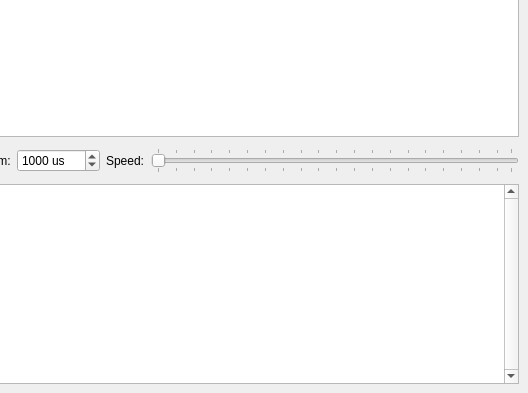
Lesterpig/dfss, file dfssd/gui/widget.ui: the form before one commit; both pictures show x 223 to 751 and y 202 to 595 of the 751 by 595 pixel window.
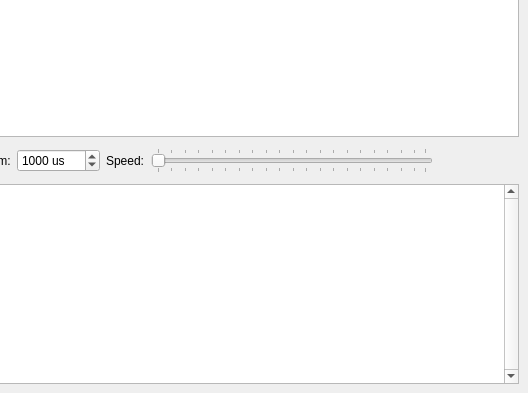
The form after the commit.

Patch:
```diff
--- a/dfssd/gui/widget.ui
+++ b/dfssd/gui/widget.ui
@@ -141,7 +141,7 @@
        <item>
         <widget class="QSlider" name="speedSlider">
          <property name="sizePolicy">
-          <sizepolicy hsizetype="Preferred" vsizetype="Fixed">
+          <sizepolicy hsizetype="Expanding" vsizetype="Fixed">
            <horstretch>0</horstretch>
            <verstretch>0</verstretch>
           </sizepolicy>
@@ -157,6 +157,22 @@
          </property>
         </widget>
        </item>
+       <item>
+        <widget class="QLabel" name="progressLabel">
+         <property name="minimumSize">
+          <size>
+           <width>80</width>
+           <height>0</height>
+          </size>
+         </property>
+         <property name="text">
+          <string/>
+         </property>
+         <property name="alignment">
+          <set>Qt::AlignRight|Qt::AlignTrailing|Qt::AlignVCenter</set>
+         </property>
+        </widget>
+       </item>
       </layout>
      </item>
      <item>
```
